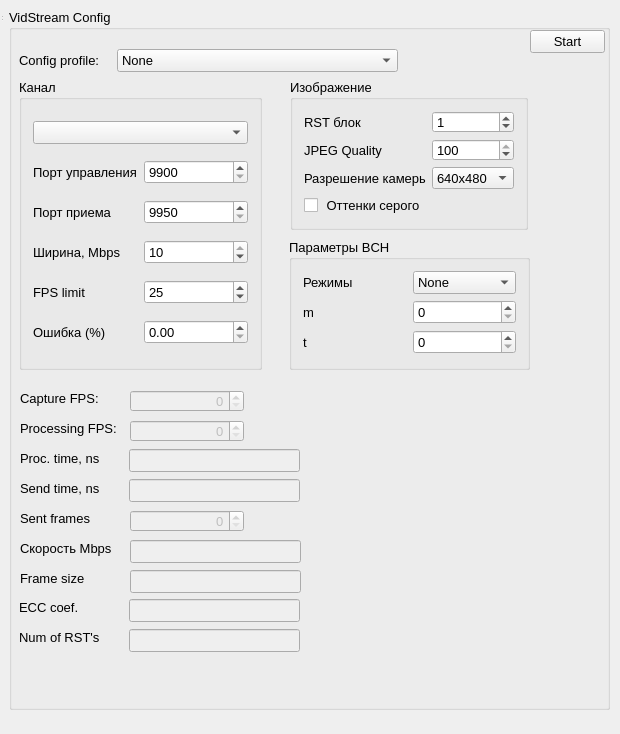
Above: src/qtgui/ui/mainwindow.ui from snikulov/vidstream before the change. Below: the same form after it.
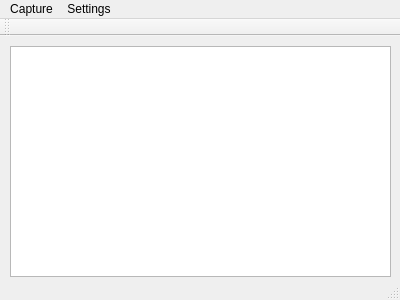
That is the form after the change.

Patch:
```diff
--- a/src/qtgui/ui/mainwindow.ui
+++ b/src/qtgui/ui/mainwindow.ui
@@ -1,700 +1,61 @@
 <?xml version="1.0" encoding="UTF-8"?>
 <ui version="4.0">
  <class>MainWindow</class>
- <widget class="QWidget" name="MainWindow">
+ <widget class="QMainWindow" name="MainWindow">
   <property name="geometry">
    <rect>
     <x>0</x>
     <y>0</y>
-    <width>620</width>
-    <height>734</height>
+    <width>400</width>
+    <height>300</height>
    </rect>
   </property>
-  <property name="sizePolicy">
-   <sizepolicy hsizetype="Expanding" vsizetype="Expanding">
-    <horstretch>0</horstretch>
-    <verstretch>0</verstretch>
-   </sizepolicy>
-  </property>
-  <property name="minimumSize">
-   <size>
-    <width>620</width>
-    <height>600</height>
-   </size>
-  </property>
-  <property name="maximumSize">
-   <size>
-    <width>620</width>
-    <height>800</height>
-   </size>
-  </property>
-  <property name="font">
-   <font>
-    <family>Arial</family>
-    <pointsize>10</pointsize>
-   </font>
-  </property>
   <property name="windowTitle">
    <string>VideoStream</string>
   </property>
   <widget class="QWidget" name="centralWidget">
-   <widget class="QGroupBox" name="groupBox">
+   <widget class="QGraphicsView" name="graphicsView">
     <property name="geometry">
      <rect>
-      <x>9</x>
-      <y>9</y>
-      <width>601</width>
-      <height>701</height>
+      <x>10</x>
+      <y>10</y>
+      <width>381</width>
+      <height>231</height>
      </rect>
     </property>
-    <property name="sizePolicy">
-     <sizepolicy hsizetype="Expanding" vsizetype="Expanding">
-      <horstretch>0</horstretch>
-      <verstretch>0</verstretch>
-     </sizepolicy>
-    </property>
+   </widget>
+  </widget>
+  <widget class="QMenuBar" name="menuBar">
+   <property name="geometry">
+    <rect>
+     <x>0</x>
+     <y>0</y>
+     <width>400</width>
+     <height>18</height>
+    </rect>
+   </property>
+   <widget class="QMenu" name="menuCapture">
     <property name="title">
-     <string>VidStream Config</string>
+     <string>Capture</string>
     </property>
-    <widget class="QGroupBox" name="groupBox_2">
-     <property name="geometry">
-      <rect>
-       <x>10</x>
-       <y>70</y>
-       <width>243</width>
-       <height>291</height>
-      </rect>
-     </property>
-     <property name="title">
-      <string>Канал</string>
-     </property>
-     <layout class="QGridLayout" name="gridLayout_4">
-      <item row="6" column="1">
-       <widget class="QDoubleSpinBox" name="doubleSpinBox_error_persent">
-        <property name="singleStep">
-         <double>0.010000000000000</double>
-        </property>
-       </widget>
-      </item>
-      <item row="3" column="1">
-       <widget class="QSpinBox" name="spinBox_bw">
-        <property name="minimum">
-         <number>0</number>
-        </property>
-        <property name="maximum">
-         <number>10</number>
-        </property>
-        <property name="value">
-         <number>10</number>
-        </property>
-       </widget>
-      </item>
-      <item row="1" column="0">
-       <widget class="QLabel" name="label">
-        <property name="text">
-         <string>Порт управления</string>
-        </property>
-       </widget>
-      </item>
-      <item row="1" column="1">
-       <widget class="QSpinBox" name="spinBox_port_cmd">
-        <property name="minimum">
-         <number>9900</number>
-        </property>
-        <property name="maximum">
-         <number>9949</number>
-        </property>
-        <property name="value">
-         <number>9900</number>
-        </property>
-       </widget>
-      </item>
-      <item row="2" column="0">
-       <widget class="QLabel" name="label_2">
-        <property name="text">
-         <string>Порт приема</string>
-        </property>
-       </widget>
-      </item>
-      <item row="2" column="1">
-       <widget class="QSpinBox" name="spinBox_port_data">
-        <property name="minimum">
-         <number>9950</number>
-        </property>
-        <property name="maximum">
-         <number>9999</number>
-        </property>
-        <property name="value">
-         <number>9950</number>
-        </property>
-       </widget>
-      </item>
-      <item row="3" column="0">
-       <widget class="QLabel" name="label_3">
-        <property name="text">
-         <string>Ширина, Mbps</string>
-        </property>
-       </widget>
-      </item>
-      <item row="5" column="0">
-       <widget class="QLabel" name="label_9">
-        <property name="text">
-         <string>FPS limit</string>
-        </property>
-       </widget>
-      </item>
-      <item row="0" column="0" colspan="2">
-       <widget class="QComboBox" name="comboBox_ip_selector"/>
-      </item>
-      <item row="6" column="0">
-       <widget class="QLabel" name="label_4">
-        <property name="text">
-         <string>Ошибка (%)</string>
-        </property>
-       </widget>
-      </item>
-      <item row="5" column="1">
-       <widget class="QSpinBox" name="spinBox_fps_limit">
-        <property name="minimum">
-         <number>1</number>
-        </property>
-        <property name="maximum">
-         <number>60</number>
-        </property>
-        <property name="value">
-         <number>25</number>
-        </property>
-       </widget>
-      </item>
-     </layout>
-    </widget>
-    <widget class="QGroupBox" name="groupBox_3">
-     <property name="geometry">
-      <rect>
-       <x>281</x>
-       <y>70</y>
-       <width>238</width>
-       <height>151</height>
-      </rect>
-     </property>
-     <property name="title">
-      <string>Изображение</string>
-     </property>
-     <layout class="QFormLayout" name="formLayout">
-      <property name="fieldGrowthPolicy">
-       <enum>QFormLayout::AllNonFixedFieldsGrow</enum>
-      </property>
-      <item row="0" column="0">
-       <widget class="QLabel" name="label_5">
-        <property name="text">
-         <string>RST блок</string>
-        </property>
-       </widget>
-      </item>
-      <item row="0" column="1">
-       <widget class="QSpinBox" name="spinBox_rst_num">
-        <property name="minimum">
-         <number>0</number>
-        </property>
-        <property name="maximum">
-         <number>100</number>
-        </property>
-        <property name="value">
-         <number>1</number>
-        </property>
-       </widget>
-      </item>
-      <item row="1" column="0">
-       <widget class="QLabel" name="label_6">
-        <property name="text">
-         <string>JPEG Quality</string>
-        </property>
-       </widget>
-      </item>
-      <item row="1" column="1">
-       <widget class="QSpinBox" name="spinBox_jpeg_quality">
-        <property name="minimum">
-         <number>0</number>
-        </property>
-        <property name="maximum">
-         <number>100</number>
-        </property>
-        <property name="value">
-         <number>100</number>
-        </property>
-       </widget>
-      </item>
-      <item row="2" column="0">
-       <widget class="QLabel" name="label_10">
-        <property name="text">
-         <string>Разрешение камеры</string>
-        </property>
-       </widget>
-      </item>
-      <item row="2" column="1">
-       <widget class="QComboBox" name="comboBox_camera_resolution">
-        <property name="currentIndex">
-         <number>2</number>
-        </property>
-        <item>
-         <property name="text">
-          <string>1280x800</string>
-         </property>
-        </item>
-        <item>
-         <property name="text">
-          <string>1024x780</string>
-         </property>
-        </item>
-        <item>
-         <property name="text">
-          <string>640x480</string>
-         </property>
-        </item>
-        <item>
-         <property name="text">
-          <string>320x240</string>
-         </property>
-        </item>
-       </widget>
-      </item>
-      <item row="3" column="0">
-       <widget class="QCheckBox" name="checkBox_is_gray">
-        <property name="text">
-         <string> Оттенки серого</string>
-        </property>
-       </widget>
-      </item>
-     </layout>
-    </widget>
-    <widget class="QLineEdit" name="lineEdit_send_time">
-     <property name="enabled">
-      <bool>false</bool>
-     </property>
-     <property name="geometry">
-      <rect>
-       <x>120</x>
-       <y>470</y>
-       <width>171</width>
-       <height>23</height>
-      </rect>
-     </property>
-    </widget>
-    <widget class="QLineEdit" name="lineEdit_proc_time">
-     <property name="enabled">
-      <bool>false</bool>
-     </property>
-     <property name="geometry">
-      <rect>
-       <x>120</x>
-       <y>440</y>
-       <width>171</width>
-       <height>23</height>
-      </rect>
-     </property>
-    </widget>
-    <widget class="QGroupBox" name="groupBox_4">
-     <property name="geometry">
-      <rect>
-       <x>280</x>
-       <y>230</y>
-       <width>241</width>
-       <height>131</height>
-      </rect>
-     </property>
-     <property name="title">
-      <string>Параметры BCH</string>
-     </property>
-     <layout class="QGridLayout" name="gridLayout_3">
-      <item row="0" column="0">
-       <widget class="QLabel" name="label_11">
-        <property name="text">
-         <string>Режимы</string>
-        </property>
-       </widget>
-      </item>
-      <item row="1" column="0">
-       <widget class="QLabel" name="label_12">
-        <property name="text">
-         <string>m</string>
-        </property>
-       </widget>
-      </item>
-      <item row="0" column="1">
-       <widget class="QComboBox" name="comboBox_bch_mode">
-        <item>
-         <property name="text">
-          <string>None</string>
-         </property>
-        </item>
-        <item>
-         <property name="text">
-          <string>5 : 3</string>
-         </property>
-        </item>
-        <item>
-         <property name="text">
-          <string>5 : 4</string>
-         </property>
-        </item>
-        <item>
-         <property name="text">
-          <string>7 : 5</string>
-         </property>
-        </item>
-        <item>
-         <property name="text">
-          <string>Вручную</string>
-         </property>
-        </item>
-       </widget>
-      </item>
-      <item row="1" column="1">
-       <widget class="QSpinBox" name="spinBox_bch_m">
-        <property name="minimum">
-         <number>0</number>
-        </property>
-        <property name="maximum">
-         <number>15</number>
-        </property>
-        <property name="value">
-         <number>0</number>
-        </property>
-       </widget>
-      </item>
-      <item row="2" column="0">
-       <widget class="QLabel" name="label_13">
-        <property name="text">
-         <string>t</string>
-        </property>
-       </widget>
-      </item>
-      <item row="2" column="1">
-       <widget class="QSpinBox" name="spinBox_bch_t">
-        <property name="maximum">
-         <number>1000</number>
-        </property>
-        <property name="value">
-         <number>0</number>
-        </property>
-       </widget>
-      </item>
-     </layout>
-    </widget>
-    <widget class="QLineEdit" name="lineEdit_num_rst">
-     <property name="enabled">
-      <bool>false</bool>
-     </property>
-     <property name="geometry">
-      <rect>
-       <x>120</x>
-       <y>620</y>
-       <width>171</width>
-       <height>23</height>
-      </rect>
-     </property>
-    </widget>
-    <widget class="QLabel" name="label_19">
-     <property name="geometry">
-      <rect>
-       <x>10</x>
-       <y>620</y>
-       <width>101</width>
-       <height>16</height>
-      </rect>
-     </property>
-     <property name="text">
-      <string>Num of RST's</string>
-     </property>
-    </widget>
-    <widget class="QLineEdit" name="lineEdit_ecc_payload_coef">
-     <property name="enabled">
-      <bool>false</bool>
-     </property>
-     <property name="geometry">
-      <rect>
-       <x>120</x>
-       <y>590</y>
-       <width>171</width>
-       <height>23</height>
-      </rect>
-     </property>
-    </widget>
-    <widget class="QLabel" name="label_20">
-     <property name="geometry">
-      <rect>
-       <x>10</x>
-       <y>590</y>
-       <width>101</width>
-       <height>16</height>
-      </rect>
-     </property>
-     <property name="text">
-      <string>ECC coef.</string>
-     </property>
-    </widget>
-    <widget class="QComboBox" name="comboBox_config_preset">
-     <property name="geometry">
-      <rect>
-       <x>108</x>
-       <y>40</y>
-       <width>281</width>
-       <height>23</height>
-      </rect>
-     </property>
-     <item>
-      <property name="text">
-       <string>None</string>
-      </property>
-     </item>
-     <item>
-      <property name="text">
-       <string>Preset #1</string>
-      </property>
-     </item>
-     <item>
-      <property name="text">
-       <string>Preset #2</string>
-      </property>
-     </item>
-     <item>
-      <property name="text">
-       <string>Preset #3</string>
-      </property>
-     </item>
-     <item>
-      <property name="text">
-       <string>Preset #4</string>
-      </property>
-     </item>
-     <item>
-      <property name="text">
-       <string>Preset #5</string>
-      </property>
-     </item>
-    </widget>
-    <widget class="QLabel" name="label_21">
-     <property name="geometry">
-      <rect>
-       <x>10</x>
-       <y>40</y>
-       <width>106</width>
-       <height>23</height>
-      </rect>
-     </property>
-     <property name="text">
-      <string>Config profile:</string>
-     </property>
-    </widget>
+    <addaction name="actionStart"/>
    </widget>
-   <widget class="QPushButton" name="pushButton_operate">
-    <property name="geometry">
-     <rect>
-      <x>530</x>
-      <y>30</y>
-      <width>75</width>
-      <height>23</height>
-     </rect>
+   <widget class="QMenu" name="menuSettings">
+    <property name="title">
+     <string>Settings</string>
     </property>
-    <property name="text">
-     <string>Start</string>
-    </property>
+    <addaction name="actionConfigure"/>
    </widget>
-   <widget class="QLabel" name="label_7">
-    <property name="geometry">
-     <rect>
-      <x>20</x>
-      <y>390</y>
-      <width>81</width>
-      <height>16</height>
-     </rect>
-    </property>
-    <property name="text">
-     <string>Capture FPS:</string>
-    </property>
-   </widget>
-   <widget class="QLabel" name="label_8">
-    <property name="geometry">
-     <rect>
-      <x>20</x>
-      <y>420</y>
-      <width>111</width>
-      <height>16</height>
-     </rect>
-    </property>
-    <property name="text">
-     <string>Processing FPS:</string>
-    </property>
-   </widget>
-   <widget class="QLabel" name="label_14">
-    <property name="geometry">
-     <rect>
-      <x>20</x>
-      <y>450</y>
-      <width>101</width>
-      <height>16</height>
-     </rect>
-    </property>
-    <property name="text">
-     <string>Proc. time, ns</string>
-    </property>
-   </widget>
-   <widget class="QLabel" name="label_15">
-    <property name="geometry">
-     <rect>
-      <x>20</x>
-      <y>480</y>
-      <width>101</width>
-      <height>16</height>
-     </rect>
-    </property>
-    <property name="text">
-     <string>Send time, ns</string>
-    </property>
-   </widget>
-   <widget class="QSpinBox" name="spinBox_cap_fps">
-    <property name="enabled">
-     <bool>false</bool>
-    </property>
-    <property name="geometry">
-     <rect>
-      <x>130</x>
-      <y>390</y>
-      <width>114</width>
-      <height>22</height>
-     </rect>
-    </property>
-    <property name="alignment">
-     <set>Qt::AlignRight|Qt::AlignTrailing|Qt::AlignVCenter</set>
-    </property>
-    <property name="minimum">
-     <number>0</number>
-    </property>
-    <property name="maximum">
-     <number>9000</number>
-    </property>
-    <property name="value">
-     <number>0</number>
-    </property>
-   </widget>
-   <widget class="QSpinBox" name="spinBox_proc_fps">
-    <property name="enabled">
-     <bool>false</bool>
-    </property>
-    <property name="geometry">
-     <rect>
-      <x>130</x>
-      <y>420</y>
-      <width>114</width>
-      <height>22</height>
-     </rect>
-    </property>
-    <property name="alignment">
-     <set>Qt::AlignRight|Qt::AlignTrailing|Qt::AlignVCenter</set>
-    </property>
-    <property name="minimum">
-     <number>0</number>
-    </property>
-    <property name="maximum">
-     <number>9000</number>
-    </property>
-    <property name="value">
-     <number>0</number>
-    </property>
-   </widget>
-   <widget class="QSpinBox" name="spinBox_sent_frames">
-    <property name="enabled">
-     <bool>false</bool>
-    </property>
-    <property name="geometry">
-     <rect>
-      <x>130</x>
-      <y>510</y>
-      <width>114</width>
-      <height>22</height>
-     </rect>
-    </property>
-    <property name="alignment">
-     <set>Qt::AlignRight|Qt::AlignTrailing|Qt::AlignVCenter</set>
-    </property>
-    <property name="minimum">
-     <number>0</number>
-    </property>
-    <property name="maximum">
-     <number>9000</number>
-    </property>
-    <property name="value">
-     <number>0</number>
-    </property>
-   </widget>
-   <widget class="QLabel" name="label_16">
-    <property name="geometry">
-     <rect>
-      <x>20</x>
-      <y>510</y>
-      <width>101</width>
-      <height>16</height>
-     </rect>
-    </property>
-    <property name="text">
-     <string>Sent frames</string>
-    </property>
-   </widget>
-   <widget class="QLabel" name="label_17">
-    <property name="geometry">
-     <rect>
-      <x>20</x>
-      <y>540</y>
-      <width>101</width>
-      <height>16</height>
-     </rect>
-    </property>
-    <property name="text">
-     <string>Скорость Mbps</string>
-    </property>
-   </widget>
-   <widget class="QLineEdit" name="lineEdit_sent_bytes">
-    <property name="enabled">
-     <bool>false</bool>
-    </property>
-    <property name="geometry">
-     <rect>
-      <x>130</x>
-      <y>540</y>
-      <width>171</width>
-      <height>23</height>
-     </rect>
-    </property>
-    <property name="styleSheet">
-     <string notr="true"/>
-    </property>
-   </widget>
-   <widget class="QLabel" name="label_18">
-    <property name="geometry">
-     <rect>
-      <x>20</x>
-      <y>570</y>
-      <width>101</width>
-      <height>16</height>
-     </rect>
-    </property>
-    <property name="text">
-     <string>Frame size</string>
-    </property>
-   </widget>
-   <widget class="QLineEdit" name="lineEdit_frame_size">
-    <property name="enabled">
-     <bool>false</bool>
-    </property>
-    <property name="geometry">
-     <rect>
-      <x>130</x>
-      <y>570</y>
-      <width>171</width>
-      <height>23</height>
-     </rect>
-    </property>
-   </widget>
+   <addaction name="menuCapture"/>
+   <addaction name="menuSettings"/>
+  </widget>
+  <widget class="QToolBar" name="mainToolBar">
+   <attribute name="toolBarArea">
+    <enum>TopToolBarArea</enum>
+   </attribute>
+   <attribute name="toolBarBreak">
+    <bool>false</bool>
+   </attribute>
   </widget>
   <widget class="QStatusBar" name="statusBar"/>
  </widget>
```
Left out of the diff: 15 changed lines with no effect on the pictures.
